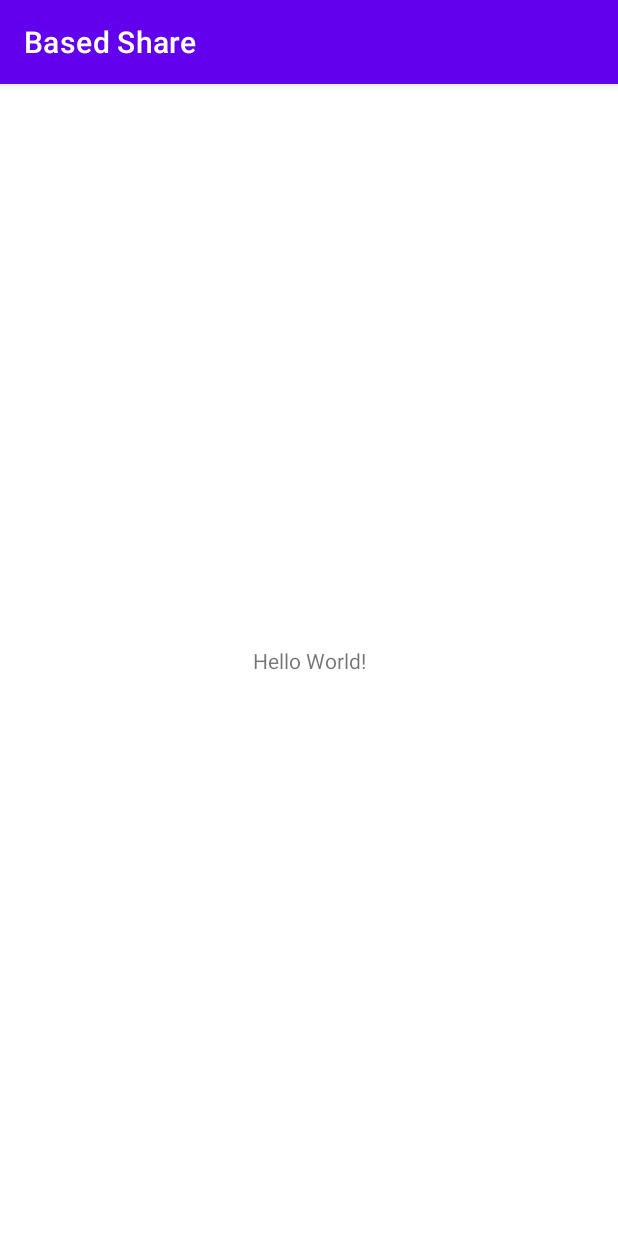
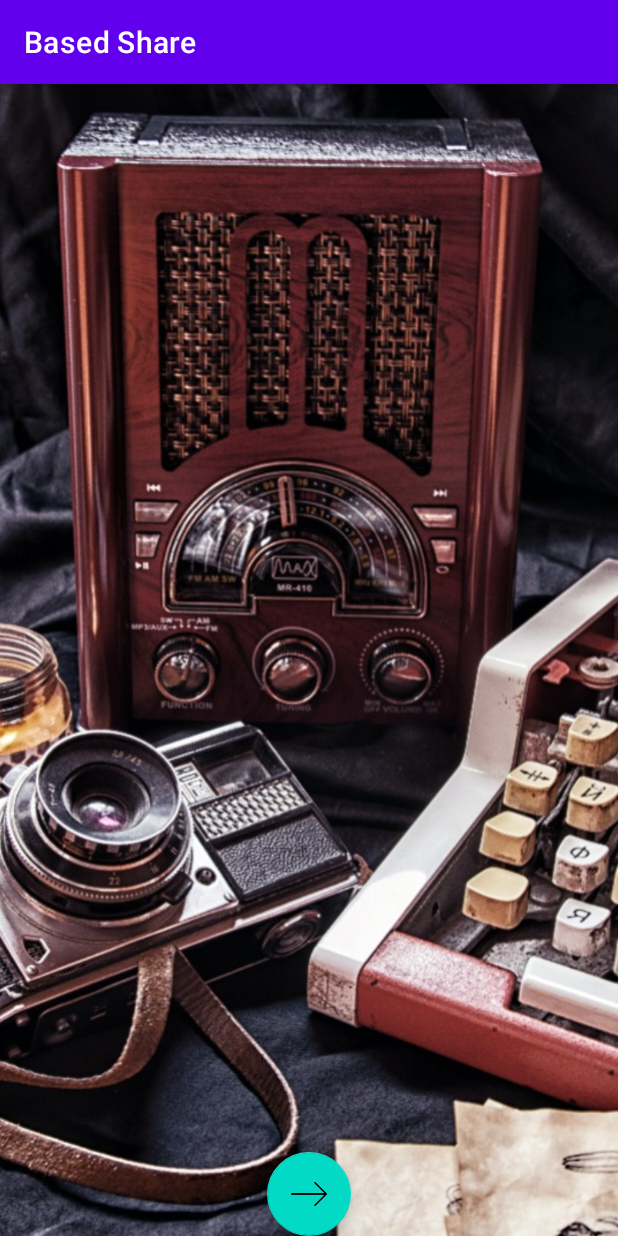
Before and after one commit to ETS-Android3/Based-Share, an Android app: the screen it shows after launch (MainActivity), on a phone screen of 412 x 824 dp. Run offline under Robolectric (Android 15) with nearby library versions, the phone set to English and light mode, and no system bars.

Commit message:
Add background image and Floating Action Button

```diff
--- a/app/src/main/res/layout/activity_main.xml
+++ b/app/src/main/res/layout/activity_main.xml
@@ -6,13 +6,30 @@
     android:layout_height="match_parent"
     tools:context=".MainActivity">
 
-    <TextView
+    <ImageView
+        android:id="@+id/imageView4"
         android:layout_width="wrap_content"
         android:layout_height="wrap_content"
-        android:text="Hello World!"
+        android:layout_marginTop="20dp"
+        android:contentDescription="@string/back_image"
+        android:scaleType="centerCrop"
         app:layout_constraintBottom_toBottomOf="parent"
-        app:layout_constraintLeft_toLeftOf="parent"
-        app:layout_constraintRight_toRightOf="parent"
-        app:layout_constraintTop_toTopOf="parent" />
+        app:layout_constraintEnd_toEndOf="parent"
+        app:layout_constraintHorizontal_bias="0.0"
+        app:layout_constraintStart_toStartOf="parent"
+        app:layout_constraintTop_toTopOf="parent"
+        app:layout_constraintVertical_bias="1.0"
+        app:srcCompat="@drawable/ent1" />
+
+    <com.google.android.material.floatingactionbutton.FloatingActionButton
+        android:id="@+id/floatingActionButton"
+        android:layout_width="wrap_content"
+        android:layout_height="wrap_content"
+        android:clickable="true"
+        app:layout_constraintBottom_toBottomOf="parent"
+        android:contentDescription="Next Page"
+        app:layout_constraintEnd_toEndOf="parent"
+        app:layout_constraintStart_toStartOf="parent"
+        app:srcCompat="@drawable/icons8_arrow_96" />
 
 </androidx.constraintlayout.widget.ConstraintLayout>
--- a/app/src/main/res/values/strings.xml
+++ b/app/src/main/res/values/strings.xml
@@ -1,3 +1,4 @@
 <resources>
     <string name="app_name">Based Share</string>
+    <string name="back_image">Background Image</string>
 </resources>
```
Also changed, not shown: app/src/main/res/drawable/ent.jpg (added), app/src/main/res/drawable/ent1.jpg (added), app/src/main/res/drawable/icons8_arrow_96.png (added), app/src/main/res/drawable/video_game.png (added).
